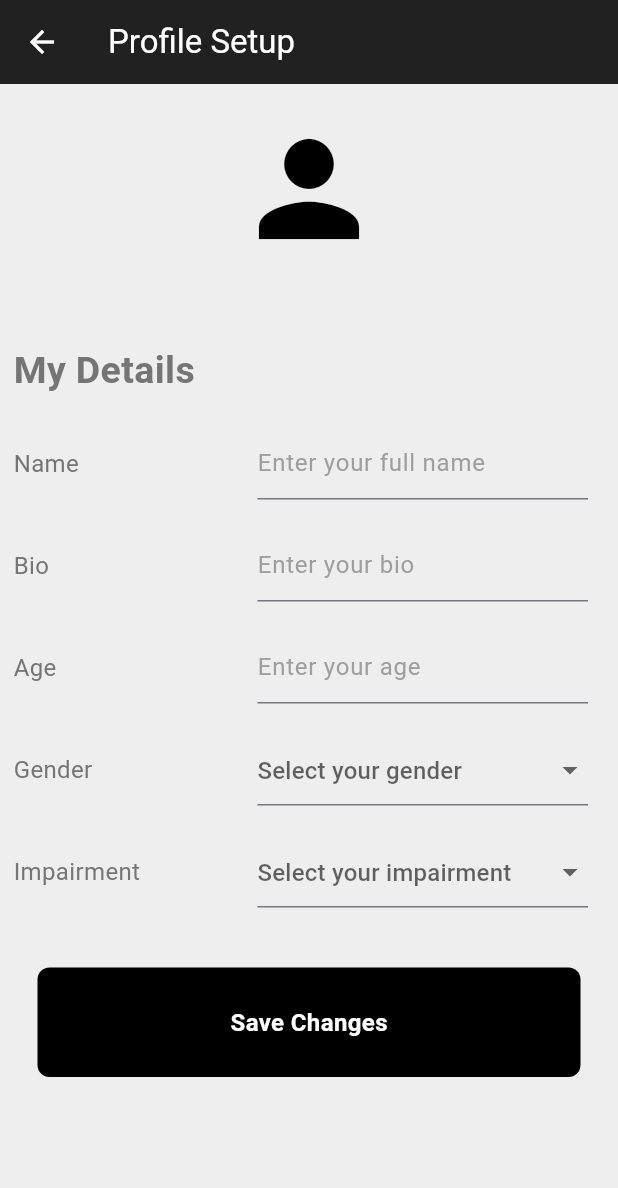
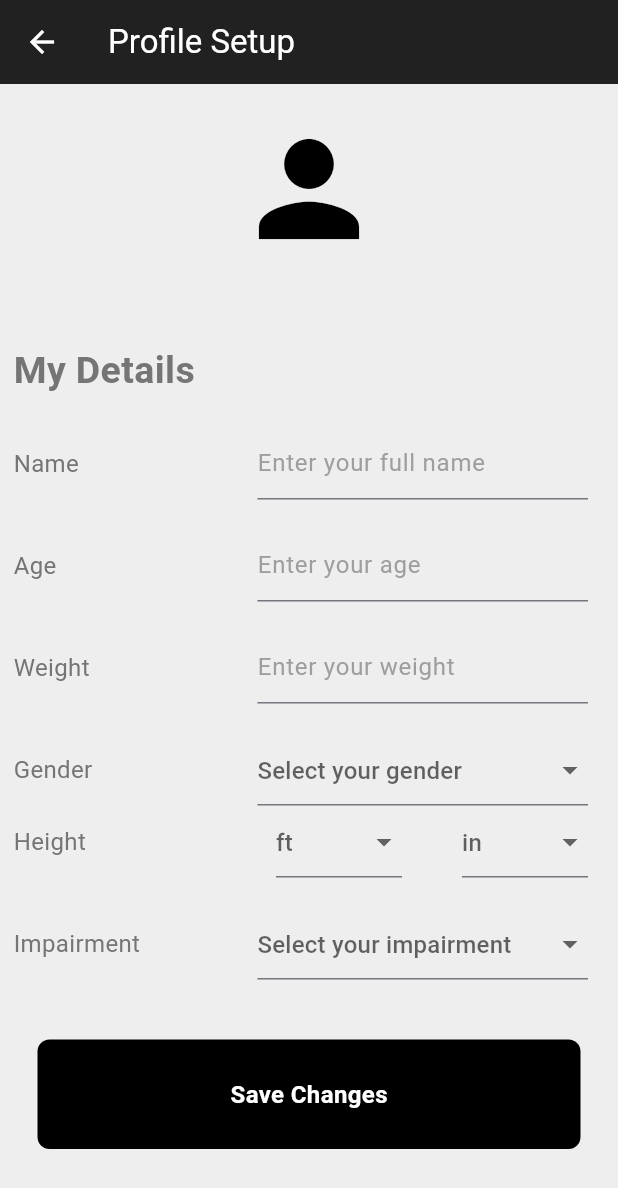
Before and after one commit to FIU-MOSAIC/wearableGestureRecognitionSystem, a Flutter app: the ProfilePage screen opened directly, on a phone screen of 412 x 824 dp. Shown: the top 1188 px of the screen. Run offline on Flutter 3.47's test engine with Material 3 defaults, Android fonts, the phone set to English and light mode, and no system bars; our stand-ins replace cloud_firestore, firebase_auth, firebase_core, google_sign_in; accounts and stored records are empty.

Commit message:
updated profile options

```diff
--- a/mobileApp/gesture_detection/lib/components/ProfileDropDown.dart
+++ b/mobileApp/gesture_detection/lib/components/ProfileDropDown.dart
@@ -2,15 +2,23 @@ import 'package:flutter/material.dart';
 
 class ProfileDropDown extends StatefulWidget {
   final Function(String?) onGenderChanged;
+  final Function(String?) onFeetChanged;
+  final Function(String?) onInchesChanged;
   final Function(String?) onImpairmentChanged;
   final String? initialGender;
+  final String? initialFeet;
+  final String? initialInches;
   final String? initialImpairment;
 
   const ProfileDropDown({
     super.key,
     required this.onGenderChanged,
+    required this.onFeetChanged,
+    required this.onInchesChanged,
     required this.onImpairmentChanged,
     this.initialGender,
+    this.initialFeet,
+    this.initialInches,
     this.initialImpairment,
   });
 
@@ -20,12 +28,16 @@ class ProfileDropDown extends StatefulWidget {
 
 class _ProfileDropDownState extends State<ProfileDropDown> {
   String? selectedGender;
+  String? selectedFeet;
+  String? selectedInches;
   String? selectedImpairment;
 
   @override
   void initState() {
     super.initState();
     selectedGender = widget.initialGender;
+    selectedFeet = widget.initialFeet;
+    selectedInches = widget.initialInches;
     selectedImpairment = widget.initialImpairment;
   }
 
@@ -70,6 +82,74 @@ class _ProfileDropDownState extends State<ProfileDropDown> {
                       selectedGender = newValue;
                     });
                     widget.onGenderChanged(newValue);
+                  },
+                ),
+              ),
+            ),
+          ],
+        ),
+        Row(
+          children: [
+            Expanded(
+              flex: 3,
+              child: Padding(
+                padding: const EdgeInsets.symmetric(horizontal: 9.0, vertical: 12.0),
+                child: Text(
+                  'Height',
+                  style: TextStyle(
+                    fontSize: 16,
+                    color: Colors.grey[600],
+                  ),
+                ),
+              ),
+            ),
+            const SizedBox(width: 40),
+            Expanded(
+              flex: 3,
+              child: Padding(
+                padding: const EdgeInsets.symmetric(horizontal: 20.0),
+                child: DropdownButtonFormField<String>(
+                  value: selectedFeet,
+                  decoration: InputDecoration(
+                    hintText: 'ft',
+                    hintStyle: TextStyle(color: Colors.grey[600]),
+                  ),
+                  items: <String>['0', '1', '2', '3', '4', '5', '6', '7', '8'].map((String value) {
+                    return DropdownMenuItem<String>(
+                      value: value,
+                      child: Text(value, style: TextStyle(color: Colors.grey[600]),),
+                    );
+                  }).toList(),
+                  onChanged: (String? newValue) {
+                    setState(() {
+                      selectedFeet = newValue;
+                    });
+                    widget.onFeetChanged(newValue);
+                  },
+                ),
+              ),
+            ),
+            Expanded(
+              flex: 3,
+              child: Padding(
+                padding: const EdgeInsets.symmetric(horizontal: 20.0),
+                child: DropdownButtonFormField<String>(
+                  value: selectedInches,
+                  decoration: InputDecoration(
+                    hintText: 'in',
+                    hintStyle: TextStyle(color: Colors.grey[600]),
+                  ),
+                  items: <String>['0', '1', '2', '3', '4', '5', '6', '7', '8', '9', '10', '11'].map((String value) {
+                    return DropdownMenuItem<String>(
+                      value: value,
+                      child: Text(value, style: TextStyle(color: Colors.grey[600]),),
+                    );
+                  }).toList(),
+                  onChanged: (String? newValue) {
+                    setState(() {
+                      selectedInches = newValue;
+                    });
+                    widget.onInchesChanged(newValue);
                   },
                 ),
               ),
--- a/mobileApp/gesture_detection/lib/pages/profile page.dart
+++ b/mobileApp/gesture_detection/lib/pages/profile page.dart
@@ -15,9 +15,11 @@ class ProfilePage extends StatefulWidget {
 class _ProfilePageState extends State<ProfilePage> {
   final currentUser = FirebaseAuth.instance.currentUser!;
   final TextEditingController nameController = TextEditingController();
-  final TextEditingController bioController = TextEditingController();
   final TextEditingController ageController = TextEditingController();
+  final TextEditingController weightController = TextEditingController();
   String? selectedGender;
+  String? selectedFeet;
+  String? selectedInches;
   String? selectedImpairment;
   bool isLoading = true;
 
@@ -30,13 +32,15 @@ class _ProfilePageState extends State<ProfilePage> {
   Future<void> saveProfile() async {
       try {
         final name = nameController.text;
-        final bio = bioController.text;
         final age = ageController.text;
+        final weight = weightController.text;
 
         await FirebaseFirestore.instance.collection('users').doc(currentUser.uid).set({
           'name': name,
-          'bio': bio,
           'age': age,
+          'weight': weight,
+          'ft': selectedFeet,
+          'in': selectedInches,
           'gender': selectedGender,
           'impairment': selectedImpairment,
           'email': currentUser.email,
@@ -59,10 +63,12 @@ class _ProfilePageState extends State<ProfilePage> {
       if (userDoc.exists) {
         Map<String, dynamic> data = userDoc.data() as Map<String, dynamic>;
         nameController.text = data['name'] ?? '';
-        bioController.text = data['bio'] ?? '';
         ageController.text = data['age'] ?? '';
+        weightController.text = data['weight'] ?? '';
         setState(() {
           selectedGender = data['gender'];
+          selectedFeet = data['ft'];
+          selectedInches = data['in'];
           selectedImpairment = data['impairment'];
           isLoading = false;
         });
@@ -128,17 +134,17 @@ class _ProfilePageState extends State<ProfilePage> {
               ),
               const SizedBox(height: 20),
               ProfileTextField(
-                text: "Bio",
-                hintText: "Enter your bio",
-                keyboardType: TextInputType.text,
-                controller: bioController,
-              ),
-              const SizedBox(height: 20),
-              ProfileTextField(
                 text: "Age",
                 hintText: "Enter your age",
                 keyboardType: TextInputType.number,
                 controller: ageController,
+              ),
+              const SizedBox(height: 20),
+              ProfileTextField(
+                text: "Weight",
+                hintText: "Enter your weight",
+                keyboardType: TextInputType.number,
+                controller: weightController,
               ),
               const SizedBox(height: 20),
               ProfileDropDown(
@@ -147,6 +153,16 @@ class _ProfilePageState extends State<ProfilePage> {
                 onGenderChanged: (String? newGender) {
                   setState(() {
                     selectedGender = newGender;
+                  });
+                },
+                onFeetChanged: (String? newHeight){
+                  setState(() {
+                    selectedFeet = newHeight;
+                  });
+                },
+                onInchesChanged: (String? newInches){
+                  setState(() {
+                    selectedInches = newInches;
                   });
                 },
                 onImpairmentChanged: (String? newImpairment) {
```
Also changed, not shown: mobileApp/gesture_detection/pubspec.lock, 2 other files.
